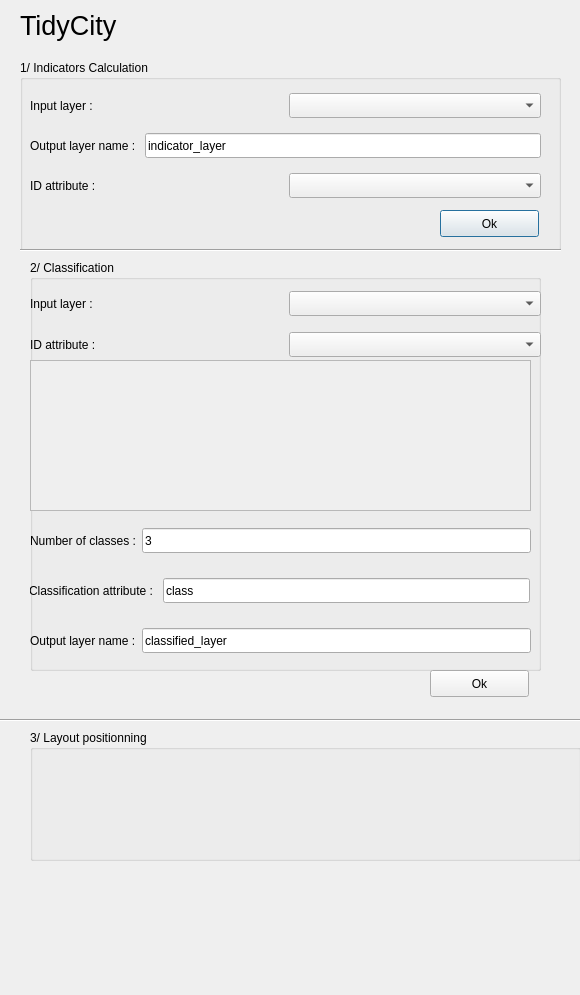
First picture: the form in tidy_city_dialog_base.ui, repository IGNF/NeatMap, before the edit.
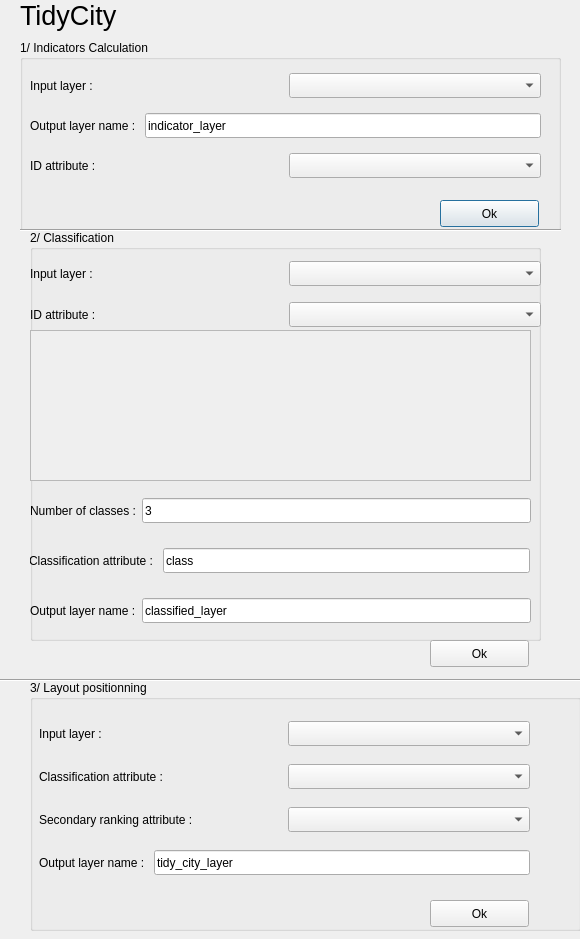
Second picture: the form after the edit.

Commit message: Updating GUI to integrate Layout Menun

The edit to the form file:
```diff
--- a/tidy_city_dialog_base.ui
+++ b/tidy_city_dialog_base.ui
@@ -7,7 +7,7 @@
     <x>0</x>
     <y>0</y>
     <width>580</width>
-    <height>995</height>
+    <height>939</height>
    </rect>
   </property>
   <property name="windowTitle">
@@ -17,7 +17,7 @@
    <property name="geometry">
     <rect>
      <x>20</x>
-     <y>60</y>
+     <y>40</y>
      <width>541</width>
      <height>191</height>
     </rect>
@@ -102,7 +102,7 @@
     <property name="geometry">
      <rect>
       <x>420</x>
-      <y>150</y>
+      <y>160</y>
       <width>99</width>
       <height>27</height>
      </rect>
@@ -164,7 +164,7 @@
    <property name="geometry">
     <rect>
      <x>20</x>
-     <y>10</y>
+     <y>0</y>
      <width>531</width>
      <height>31</height>
     </rect>
@@ -182,7 +182,7 @@
    <property name="geometry">
     <rect>
      <x>30</x>
-     <y>260</y>
+     <y>230</y>
      <width>511</width>
      <height>411</height>
     </rect>
@@ -397,7 +397,7 @@
    <property name="geometry">
     <rect>
      <x>0</x>
-     <y>710</y>
+     <y>670</y>
      <width>581</width>
      <height>20</height>
     </rect>
@@ -410,20 +410,132 @@
    <property name="geometry">
     <rect>
      <x>30</x>
-     <y>730</y>
+     <y>680</y>
      <width>551</width>
-     <height>131</height>
+     <height>251</height>
     </rect>
    </property>
    <property name="title">
     <string>3/ Layout positionning</string>
    </property>
+   <widget class="QWidget" name="verticalLayoutWidget">
+    <property name="geometry">
+     <rect>
+      <x>9</x>
+      <y>29</y>
+      <width>491</width>
+      <height>181</height>
+     </rect>
+    </property>
+    <layout class="QVBoxLayout" name="verticalLayout">
+     <item>
+      <layout class="QHBoxLayout" name="horizontalLayout_7">
+       <item>
+        <widget class="QLabel" name="label_14">
+         <property name="text">
+          <string>Input layer :</string>
+         </property>
+        </widget>
+       </item>
+       <item>
+        <widget class="QComboBox" name="inputPolygonLayerLayout">
+         <property name="minimumSize">
+          <size>
+           <width>0</width>
+           <height>25</height>
+          </size>
+         </property>
+        </widget>
+       </item>
+      </layout>
+     </item>
+     <item>
+      <layout class="QHBoxLayout" name="horizontalLayout_6">
+       <item>
+        <widget class="QLabel" name="label_13">
+         <property name="text">
+          <string>Classification attribute :</string>
+         </property>
+        </widget>
+       </item>
+       <item>
+        <widget class="QComboBox" name="classificationAttributeLayout">
+         <property name="minimumSize">
+          <size>
+           <width>0</width>
+           <height>25</height>
+          </size>
+         </property>
+        </widget>
+       </item>
+      </layout>
+     </item>
+     <item>
+      <layout class="QHBoxLayout" name="horizontalLayout_15">
+       <item>
+        <widget class="QLabel" name="label_4">
+         <property name="text">
+          <string>Secondary ranking attribute :</string>
+         </property>
+        </widget>
+       </item>
+       <item>
+        <widget class="QComboBox" name="inputSecondaryAttributeLayout">
+         <property name="minimumSize">
+          <size>
+           <width>0</width>
+           <height>25</height>
+          </size>
+         </property>
+        </widget>
+       </item>
+      </layout>
+     </item>
+     <item>
+      <layout class="QHBoxLayout" name="horizontalLayout_4">
+       <item>
+        <widget class="QLabel" name="label_5">
+         <property name="text">
+          <string>Output layer name : </string>
+         </property>
+        </widget>
+       </item>
+       <item>
+        <widget class="QLineEdit" name="inputLayerNameLayout">
+         <property name="minimumSize">
+          <size>
+           <width>0</width>
+           <height>25</height>
+          </size>
+         </property>
+         <property name="text">
+          <string>tidy_city_layer</string>
+         </property>
+        </widget>
+       </item>
+      </layout>
+     </item>
+    </layout>
+   </widget>
+   <widget class="QPushButton" name="pushButtonLayout">
+    <property name="geometry">
+     <rect>
+      <x>400</x>
+      <y>220</y>
+      <width>99</width>
+      <height>27</height>
+     </rect>
+    </property>
+    <property name="text">
+     <string>Ok</string>
+    </property>
+   </widget>
   </widget>
   <widget class="QPushButton" name="pushButtonClassification">
    <property name="geometry">
     <rect>
      <x>430</x>
-     <y>670</y>
+     <y>640</y>
      <width>99</width>
      <height>27</height>
     </rect>
```
Left out of the diff: 7 changed lines with no effect on the pictures. The commit also changes 1 other file.
